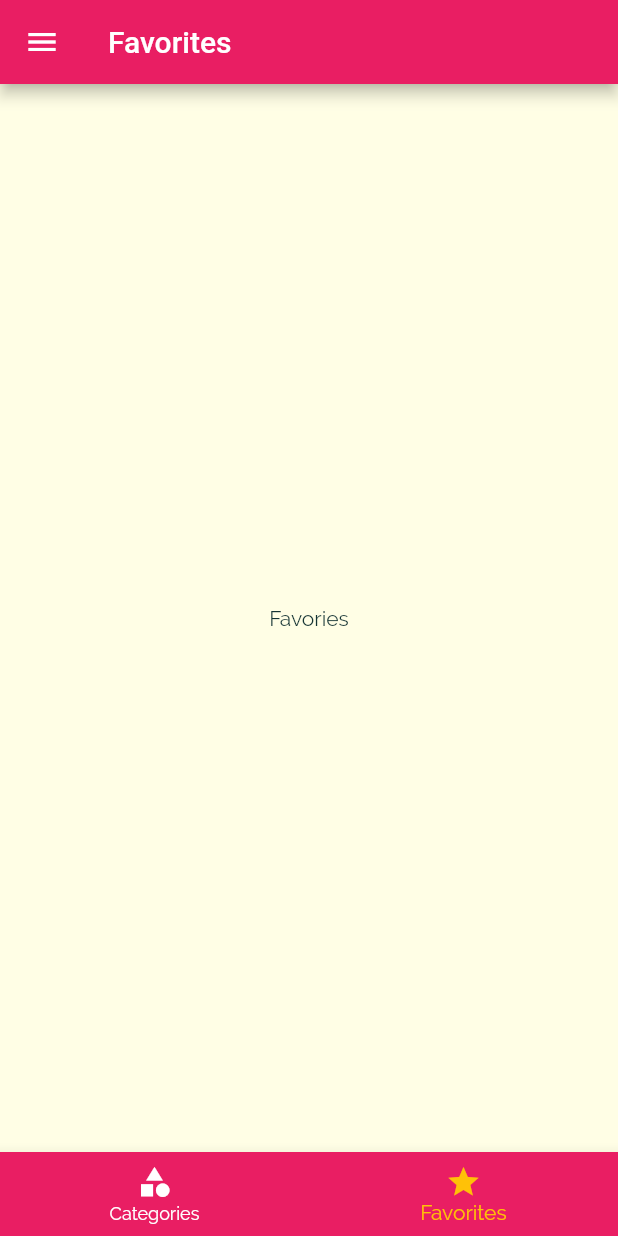
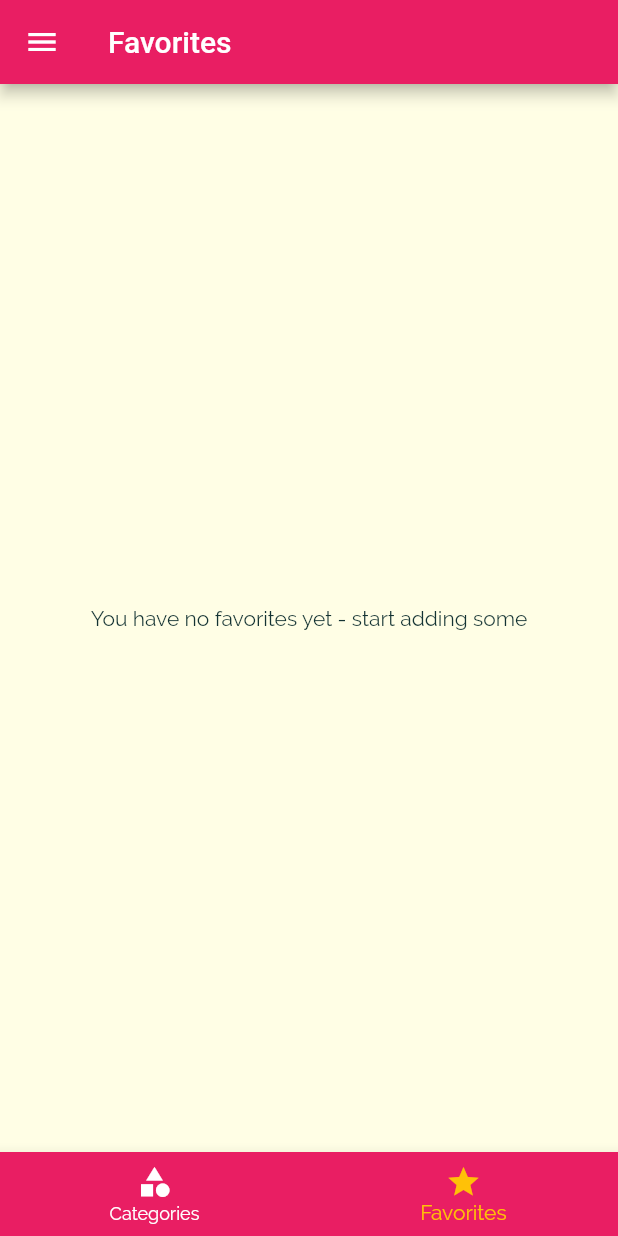
Before and after one commit to masumbillah21/MealApp, a Flutter app: the screen it shows after launch, item 2 of the bottom bar chosen, on a phone screen of 412 x 824 dp. Run offline on Flutter 3.47's test engine with Material 2 defaults, Android fonts, the phone set to English and light mode, and no system bars.

Commit message:
Favorite Meal Done

```diff
--- a/lib/main.dart
+++ b/lib/main.dart
@@ -24,6 +24,7 @@ class _MyAppState extends State<MyApp> {
     'vegetarian': false,
   };
   List<Meal> _availableMeals = DUMMY_MEALS;
+  final List<Meal> _favoriteMeals = [];
 
   void _setFilters(Map<String, bool> filterData) {
     setState(() {
@@ -44,6 +45,24 @@ class _MyAppState extends State<MyApp> {
         return true;
       }).toList();
     });
+  }
+
+  void _toggleFavorite(String mealId) {
+    final existingIndex =
+        _favoriteMeals.indexWhere((meal) => meal.id == mealId);
+    if (existingIndex >= 0) {
+      setState(() {
+        _favoriteMeals.removeAt(existingIndex);
+      });
+    } else {
+      setState(() {
+        _favoriteMeals.add(DUMMY_MEALS.firstWhere((meal) => meal.id == mealId));
+      });
+    }
+  }
+
+  bool _isMealFavorite(String id) {
+    return _favoriteMeals.any((meal) => meal.id == id);
   }
 
   @override
@@ -72,10 +91,11 @@ class _MyAppState extends State<MyApp> {
         colorScheme: ColorScheme.fromSwatch().copyWith(secondary: Colors.amber),
       ),
       routes: {
-        '/': (ctx) => const TabsScreen(),
+        '/': (ctx) => TabsScreen(_favoriteMeals),
         CategoryMealsScreen.routeName: (ctx) =>
             CategoryMealsScreen(_availableMeals),
-        MealDetailScreen.routeName: (ctx) => const MealDetailScreen(),
+        MealDetailScreen.routeName: (ctx) =>
+            MealDetailScreen(_toggleFavorite, _isMealFavorite),
         FiltersScreen.routeName: (ctx) => FiltersScreen(_filters, _setFilters),
       },
     );
--- a/lib/screens/favorites_screen.dart
+++ b/lib/screens/favorites_screen.dart
@@ -1,12 +1,33 @@
 import 'package:flutter/material.dart';
 
-class FavoiritesScreen extends StatelessWidget {
-  const FavoiritesScreen({Key? key}) : super(key: key);
+import '../models/meal.dart';
+import '../widgets/meal_item.dart';
+
+class FavoritesScreen extends StatelessWidget {
+  final List<Meal> favoriteMeals;
+
+  const FavoritesScreen(this.favoriteMeals, {Key? key}) : super(key: key);
 
   @override
   Widget build(BuildContext context) {
-    return Center(
-      child: Text("Favories"),
-    );
+    if (favoriteMeals.isEmpty) {
+      return const Center(
+        child: Text("You have no favorites yet - start adding some"),
+      );
+    } else {
+      return ListView.builder(
+        itemBuilder: (ctx, index) {
+          return MealItem(
+            id: favoriteMeals[index].id,
+            title: favoriteMeals[index].title,
+            imageUrl: favoriteMeals[index].imageUrl,
+            duration: favoriteMeals[index].duration,
+            complexity: favoriteMeals[index].complexity,
+            affordability: favoriteMeals[index].affordability,
+          );
+        },
+        itemCount: favoriteMeals.length,
+      );
+    }
   }
 }
--- a/lib/screens/tabs_screen.dart
+++ b/lib/screens/tabs_screen.dart
@@ -1,33 +1,42 @@
 import 'package:flutter/material.dart';
 
+import '../models/meal.dart';
 import '../widgets/main_drawer.dart';
 import 'categories_screen.dart';
 import 'favorites_screen.dart';
 
 class TabsScreen extends StatefulWidget {
-  const TabsScreen({Key? key}) : super(key: key);
+  final List<Meal> favoriteMeals;
+
+  const TabsScreen(this.favoriteMeals, {Key? key}) : super(key: key);
 
   @override
   State<TabsScreen> createState() => _TabsScreenState();
 }
 
 class _TabsScreenState extends State<TabsScreen> {
-  final List<Map<String, Object>> _pages = [
-    {
-      'page': CategoriesScreen(),
-      'title': 'Categories',
-    },
-    {
-      'page': FavoiritesScreen(),
-      'title': 'Favorites',
-    }
-  ];
+  late List<Map<String, Object>> _pages;
   int _selectedPageIndex = 0;
 
   void _selectPage(int index) {
     setState(() {
       _selectedPageIndex = index;
     });
+  }
+
+  @override
+  void initState() {
+    _pages = [
+      {
+        'page': CategoriesScreen(),
+        'title': 'Categories',
+      },
+      {
+        'page': FavoritesScreen(widget.favoriteMeals),
+        'title': 'Favorites',
+      }
+    ];
+    super.initState();
   }
 
   @override
```
Also changed, not shown: lib/screens/category_meals_screen.dart (+0 -7 lines), lib/screens/meal_detail_screen.dart (+10 -9 lines), lib/widgets/meal_item.dart (+2 -10 lines).
